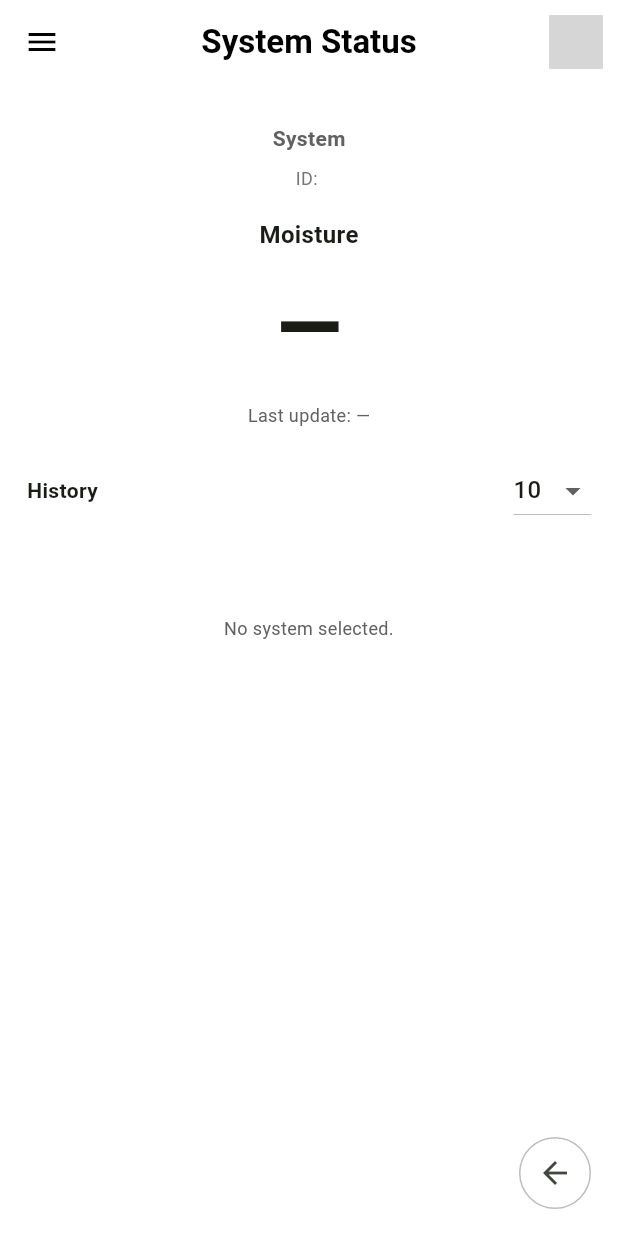
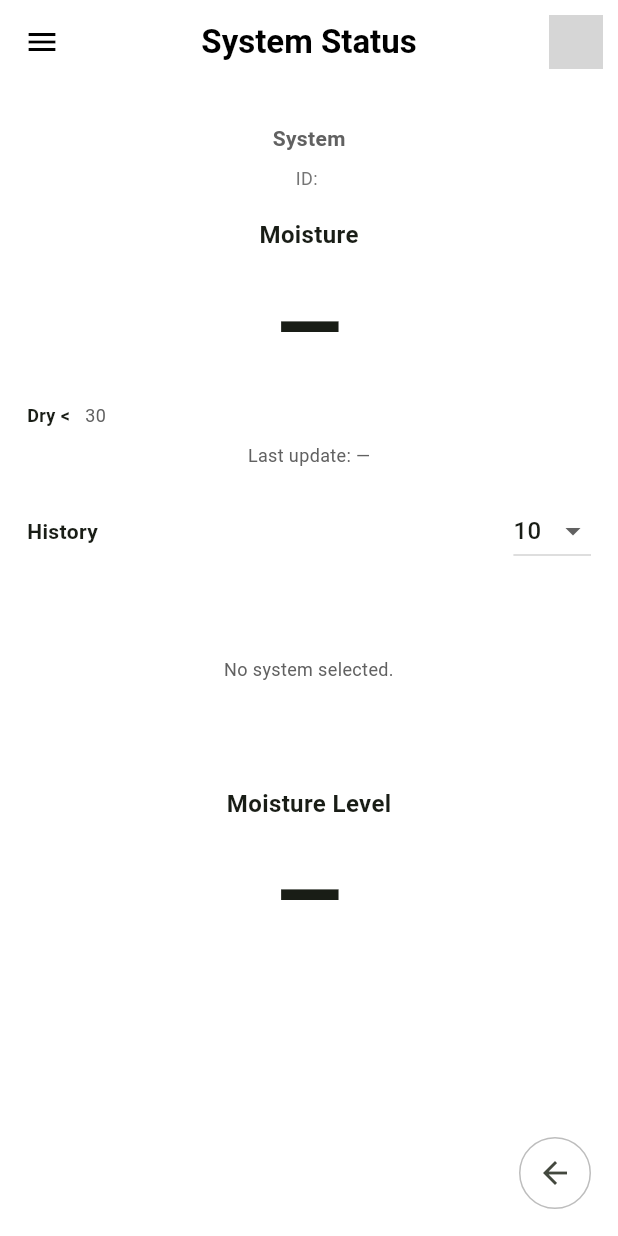
Before and after one commit to yogithjayanth-ux/BIOSYS-HydroGrow, a Flutter app: the SystemStatusScreen screen opened by its route, on a phone screen of 412 x 824 dp. Run offline on Flutter 3.47's test engine with Material 3 defaults, Android fonts, the phone set to English and light mode, and no system bars; our stand-ins replace cloud_firestore, firebase_auth, firebase_core, firebase_database, google_sign_in, web; accounts and stored records are empty; grey boxes are pictures that could not be loaded.

Commit message:
Update system_status_screen.dart

```diff
--- a/archive/lib/screens/system_status_screen.dart
+++ b/archive/lib/screens/system_status_screen.dart
@@ -17,6 +17,7 @@ class SystemStatusScreen extends StatefulWidget {
 
 class _SystemStatusScreenState extends State<SystemStatusScreen> {
   int? _historyLimit = 10;
+  static const double dryThreshold = 30;
 
   @override
   Widget build(BuildContext context) {
@@ -61,7 +62,10 @@ class _SystemStatusScreenState extends State<SystemStatusScreen> {
                 child: ListView(
                   padding: const EdgeInsets.only(top: 18),
                   children: [
-                    _MoistureNow(deviceRef: deviceRef),
+                    _MoistureStatusNow(
+                      deviceRef: deviceRef,
+                      dryThreshold: dryThreshold,
+                    ),
                     const SizedBox(height: 18),
                     Row(
                       children: [
@@ -104,6 +108,11 @@ class _SystemStatusScreenState extends State<SystemStatusScreen> {
                       systemId: system.id,
                       limit: _historyLimit,
                     ),
+                    const SizedBox(height: 18),
+                    _MoistureLevelNow(
+                      deviceRef: deviceRef,
+                      dryThreshold: dryThreshold,
+                    ),
                   ],
                 ),
               ),
@@ -145,10 +154,14 @@ class _SystemStatusScreenState extends State<SystemStatusScreen> {
   }
 }
 
-class _MoistureNow extends StatelessWidget {
-  const _MoistureNow({required this.deviceRef});
+class _MoistureStatusNow extends StatelessWidget {
+  const _MoistureStatusNow({
+    required this.deviceRef,
+    required this.dryThreshold,
+  });
 
   final DatabaseReference? deviceRef;
+  final double dryThreshold;
 
   @override
   Widget build(BuildContext context) {
@@ -182,6 +195,12 @@ class _MoistureNow extends StatelessWidget {
             ? null
             : DateTime.fromMillisecondsSinceEpoch(updatedAtMs);
 
+        final status = moisture == null
+            ? '—'
+            : moisture < dryThreshold
+                ? 'dry'
+                : 'wet';
+
         return Column(
           mainAxisSize: MainAxisSize.min,
           children: [
@@ -191,8 +210,22 @@ class _MoistureNow extends StatelessWidget {
             ),
             const SizedBox(height: 10),
             Text(
-              moisture == null ? '—' : moisture.toStringAsFixed(0),
+              status,
               style: const TextStyle(fontSize: 56, fontWeight: FontWeight.w800),
+            ),
+            const SizedBox(height: 10),
+            Row(
+              children: [
+                const Text(
+                  'Dry <',
+                  style: TextStyle(fontSize: 12, fontWeight: FontWeight.w600),
+                ),
+                const SizedBox(width: 10),
+                Text(
+                  dryThreshold.toStringAsFixed(0),
+                  style: TextStyle(color: Colors.grey.shade700, fontSize: 12),
+                ),
+              ],
             ),
             const SizedBox(height: 10),
             Text(
@@ -207,3 +240,59 @@ class _MoistureNow extends StatelessWidget {
     );
   }
 }
+
+class _MoistureLevelNow extends StatelessWidget {
+  const _MoistureLevelNow({
+    required this.deviceRef,
+    required this.dryThreshold,
+  });
+
+  final DatabaseReference? deviceRef;
+  final double dryThreshold;
+
+  @override
+  Widget build(BuildContext context) {
+    if (deviceRef == null) {
+      return const SizedBox.shrink();
+    }
+
+    return StreamBuilder<DatabaseEvent>(
+      stream: deviceRef!.onValue,
+      builder: (context, snapshot) {
+        final raw = snapshot.data?.snapshot.value;
+        final map = raw is Map ? raw : const <Object?, Object?>{};
+
+        final rawMoisture = map['moisture'];
+        final moisture = switch (rawMoisture) {
+          num v => v.toDouble(),
+          String v => double.tryParse(v),
+          _ => null,
+        };
+
+        final isDry = moisture != null && moisture < dryThreshold;
+
+        return Column(
+          mainAxisSize: MainAxisSize.min,
+          children: [
+            const Text(
+              'Moisture Level',
+              style: TextStyle(fontSize: 16, fontWeight: FontWeight.w700),
+            ),
+            const SizedBox(height: 10),
+            Text(
+              moisture == null ? '—' : moisture.toStringAsFixed(0),
+              style: const TextStyle(fontSize: 56, fontWeight: FontWeight.w800),
+            ),
+            if (isDry) ...[
+              const SizedBox(height: 6),
+              Text(
+                'pumping...',
+                style: TextStyle(color: Colors.grey.shade700, fontSize: 12),
+              ),
+            ],
+          ],
+        );
+      },
+    );
+  }
+}
```
